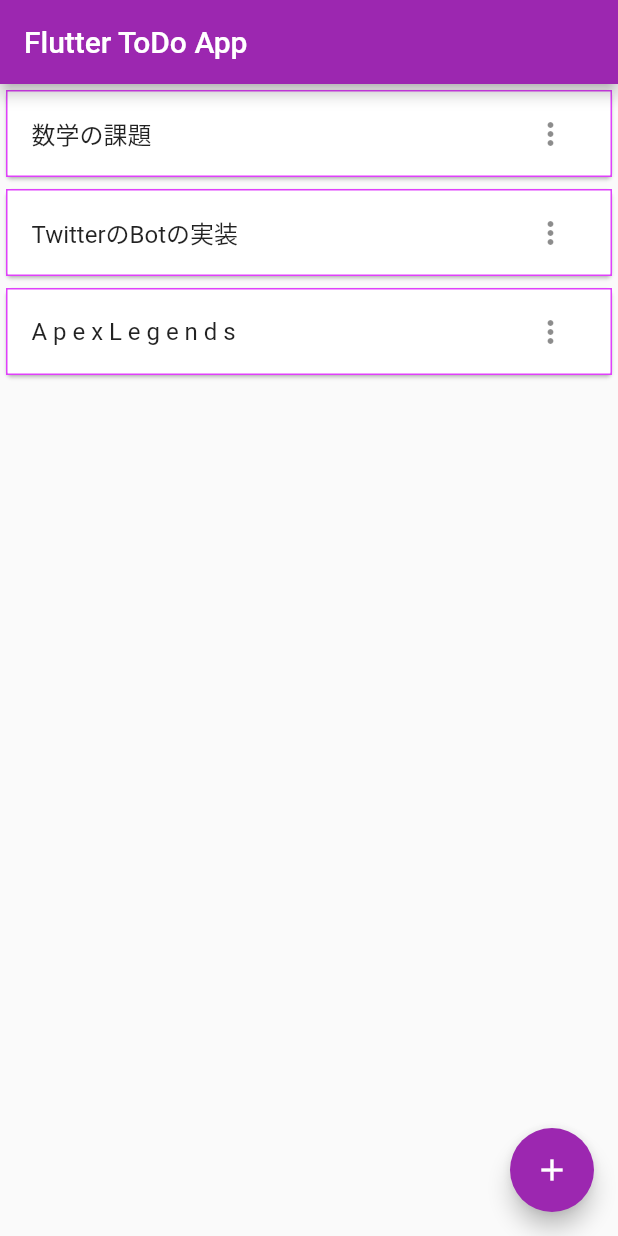
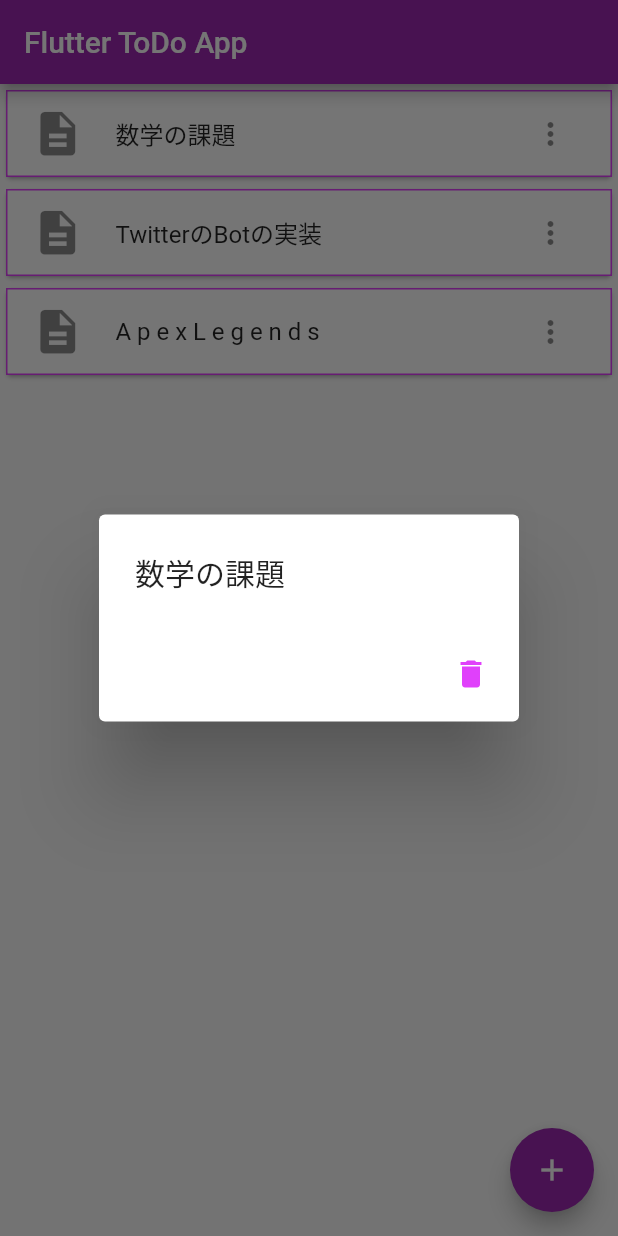
Before and after one commit to re-taro/flutter_hands_on, a Flutter app: the screen it shows after launch, after a tap on the "more vert" icon, on a phone screen of 412 x 824 dp. Run offline on Flutter 3.47's test engine with Material 2 defaults, Android fonts, the phone set to English and light mode, and no system bars.

Commit message:
UIの変更

```diff
--- a/lib/my_home_page.dart
+++ b/lib/my_home_page.dart
@@ -9,15 +9,21 @@ class MyHomePage extends StatefulWidget {
 }
 
 class _MyHomePageState extends State<MyHomePage> {
-  List<String> _todoItems = [
-    "数学の課題",
-    "TwitterのBotの実装",
-    "A p e x L e g e n d s",
+  List<Todo> _todoItems = [
+    Todo("数学の課題",Icons.description),
+    Todo("TwitterのBotの実装",Icons.description),
+    Todo("A p e x L e g e n d s",Icons.description),
   ];
 
-  void _addTodo(String title) {
+  void _addTodo(Todo todo) {
     setState(() {
-      _todoItems.add(title);
+      _todoItems.add(todo);
+    });
+  }
+
+  void _deleteTodo(int index) {
+    setState(() {
+      _todoItems.removeAt(index);
     });
   }
 
@@ -36,10 +42,29 @@ class _MyHomePageState extends State<MyHomePage> {
                 border: Border.all(width: 1.0, color: Colors.purpleAccent),
               ),
               child: ListTile(
-                title: Text(_todoItems[index]),
+                leading: Icon(
+                  _todoItems[index].icon,
+                  size: 35.0,
+                ),
+                title: Text(_todoItems[index].title),
                 trailing: IconButton(
                   icon: Icon(Icons.more_vert),
-                  onPressed: () {},
+                  onPressed: () => showDialog(
+                    context: context,
+                    builder: (BuildContext context) => AlertDialog(
+                      title: Text(_todoItems[index].title),
+                      actions: [
+                        IconButton(
+                          icon: Icon(Icons.delete),
+                          color: Colors.purpleAccent,
+                          onPressed: () {
+                            _deleteTodo(index);
+                            Navigator.pop(context);
+                          },
+                        ),
+                      ],
+                    ),
+                  ),
                 ),
               ),
             ),
@@ -50,7 +75,7 @@ class _MyHomePageState extends State<MyHomePage> {
         onPressed: () async {
           final String title = await Navigator.of(context)
               .push(MaterialPageRoute(builder: (context) => CreatePage()));
-          _addTodo(title);
+          if (title != null && title != "") _addTodo(Todo(title,Icons.add));
         },
         tooltip: 'Add ToDo',
         child: Icon(Icons.add),
@@ -58,3 +83,10 @@ class _MyHomePageState extends State<MyHomePage> {
     );
   }
 }
+
+class Todo {
+  String title;
+  IconData icon;
+
+  Todo(this.title, this.icon);
+}
```
